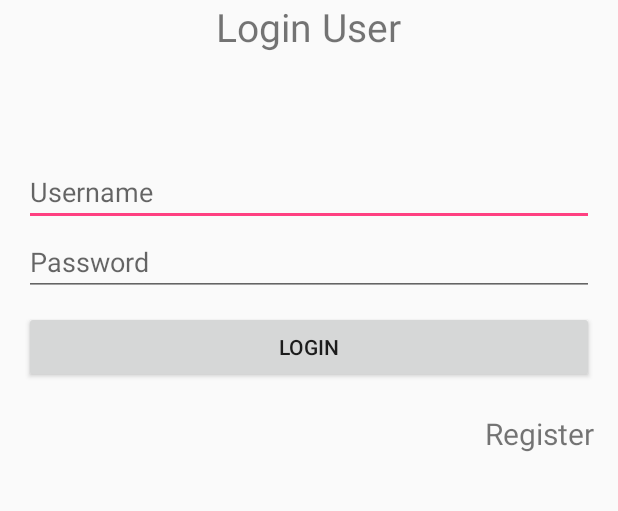
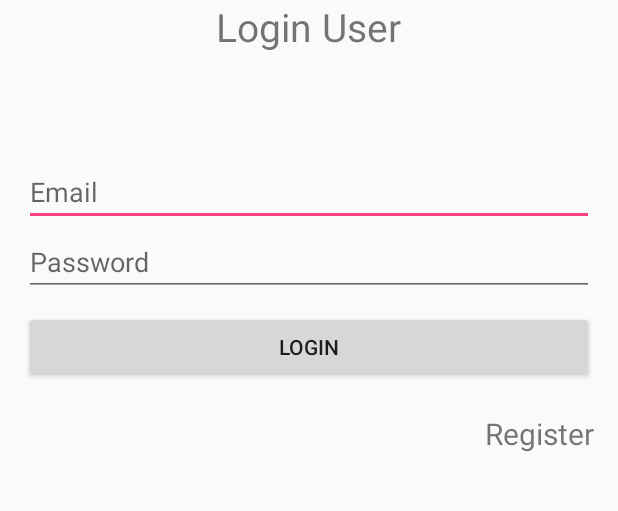
Before and after one commit to RaihanParl/HomeWork2, an Android app: the screen it shows after launch (LoginActivity), on a phone screen of 412 x 824 dp, the part 288-799 px from its top. Run offline under Robolectric (Android 15) with nearby library versions, the light colour scheme and no system bars; libraries missing offline, so code that uses them is left out: com.androidquery, com.androidquery.callback, com.rengwuxian.materialedittext; plain views replace MaterialEditText; 3 statements that could not run were skipped.

```diff
--- a/app/src/main/java/com/bidjidevelops/hd/Comment.java
+++ b/app/src/main/java/com/bidjidevelops/hd/Comment.java
@@ -182,7 +182,7 @@ public class Comment extends AppCompatActivity {
                             GsonBuilder builder = new GsonBuilder();
                             Gson gson = builder.create();
                             gsonComment = gson.fromJson(response, GsonComment.class);
-                            if (banyaka >= 10) {
+                            if (banyaka >= 3) {
                                 AdapterComment adapter = new AdapterComment(Comment.this, gsonComment.DataComment);
                                 rcComentSoalmore10.setAdapter(adapter);
                                 rcComentSoalmore10.setVisibility(View.VISIBLE);
--- a/app/src/main/java/com/bidjidevelops/hd/Helper.java
+++ b/app/src/main/java/com/bidjidevelops/hd/Helper.java
@@ -13,7 +13,7 @@ import java.util.regex.Pattern;
 
 public class Helper extends BaseApp {
     /*alamat utama, silahkan disesuaikan dgn ip sobat dan nama folder sobat*/
-    public static String BASE_URL = "http://192.168.1.17/hd/";
+    public static String BASE_URL = "http://192.168.1.11/hd/";
 //    public static String BASE_URL = "http://169.254.117.181/hd/";
 //    public static String BASE_URL = "http://31.220.55.37/muhammadfiqri/HD/";
     public static String BASE_IMGUS = BASE_URL+"uploads/";
--- a/app/src/main/java/com/bidjidevelops/hd/LoginActivity.java
+++ b/app/src/main/java/com/bidjidevelops/hd/LoginActivity.java
@@ -60,7 +60,7 @@ public class LoginActivity extends BaseApp {
 
         /*check kebaradan teks*/
         if (Helper.isEmpty(logtxtEmail)) {
-            logtxtEmail.setError("Email masih kosong");
+            logtxtEmail.setError("email masih kosong");
             logtxtEmail.requestFocus();
         } else if (Helper.isEmpty(logtxtPassword)) {
             logtxtPassword.setError("Password masih kosong");
--- a/app/src/main/java/com/bidjidevelops/hd/Myquestion.java
+++ b/app/src/main/java/com/bidjidevelops/hd/Myquestion.java
@@ -75,7 +75,7 @@ public class Myquestion extends Fragment {
         HashMap<String, String> user = sessionManager.getUserDetails();
         Semail = user.get(SessionManager.kunci_email);
         idUser = user.get(SessionManager.idusers);
-        Toast.makeText(getActivity(), idUser, Toast.LENGTH_SHORT).show();
+//        Toast.makeText(getActivity(), idUser, Toast.LENGTH_SHORT).show();
         data = new ArrayList<>();
         requestQueue = Volley.newRequestQueue(getActivity());
         Spassword = user.get(SessionManager.kunci_password);
--- a/app/src/main/java/com/bidjidevelops/hd/RegisterActivity.java
+++ b/app/src/main/java/com/bidjidevelops/hd/RegisterActivity.java
@@ -54,7 +54,7 @@ public class RegisterActivity  extends BaseApp {
         regtxtPassword2.setError(null);
         /*check keberadaan teks*/
         if (Helper.isEmpty(regtxtEmail)) {
-            regtxtEmail.setError("Email masih kosong");
+            regtxtEmail.setError("email masih kosong");
             regtxtEmail.requestFocus();
         } else if (Helper.isEmailValid(regtxtEmail)) {
             regtxtEmail.setError("Format email salah");
@@ -125,7 +125,7 @@ public class RegisterActivity  extends BaseApp {
                                 }
 
                             } catch (JSONException e) {
-                                Helper.pesan(context, "Error convert data json");
+                                Helper.pesan(context, "internet lambat");
                             }
                         }
                     }
--- a/app/src/main/res/layout/activity_comment.xml
+++ b/app/src/main/res/layout/activity_comment.xml
@@ -50,11 +50,11 @@
 
                     <TextView
                         android:id="@+id/txtTingkat"
-                        android:layout_width="match_parent"
+                        android:layout_width="wrap_content"
                         android:layout_height="wrap_content"
                         android:layout_below="@+id/txtUser"
-                        android:layout_alignParentRight="true"
-                        android:layout_alignParentEnd="true" />
+                        android:layout_toRightOf="@+id/imguser"
+                        android:layout_centerHorizontal="true" />
                     <TextView
                         android:layout_width="wrap_content"
                         android:layout_height="wrap_content"
--- a/app/src/main/res/layout/activity_login.xml
+++ b/app/src/main/res/layout/activity_login.xml
@@ -1,74 +1,78 @@
 <?xml version="1.0" encoding="utf-8"?>
 <ScrollView xmlns:android="http://schemas.android.com/apk/res/android"
+    xmlns:app="http://schemas.android.com/apk/res-auto"
     xmlns:tools="http://schemas.android.com/tools"
     android:layout_width="match_parent"
     android:layout_height="match_parent"
-    xmlns:app="http://schemas.android.com/apk/res-auto"
     android:paddingBottom="@dimen/activity_vertical_margin"
     android:paddingLeft="@dimen/activity_horizontal_margin"
     android:paddingRight="@dimen/activity_horizontal_margin"
-    android:paddingTop="@dimen/activity_vertical_margin"
-    >
+    android:paddingTop="@dimen/activity_vertical_margin">
+
     <RelativeLayout
         android:layout_width="match_parent"
         android:layout_height="match_parent">
+
         <ImageView
+            android:id="@+id/bglogo"
             android:layout_width="100dp"
             android:layout_height="100dp"
-        android:src="@drawable/logo"
             android:layout_centerHorizontal="true"
-        android:id="@+id/bglogo"
-        android:layout_marginTop="20dp"/>
+            android:layout_marginTop="20dp"
+            android:src="@drawable/logo" />
 
         <TextView
+            android:id="@+id/textView"
             android:layout_width="wrap_content"
             android:layout_height="wrap_content"
-        android:text="Login User"
-        android:textSize="26dp"
             android:layout_below="@id/bglogo"
             android:layout_centerHorizontal="true"
-        android:id="@+id/textView"/>
+            android:text="Login User"
+            android:textSize="26dp" />
 
         <com.rengwuxian.materialedittext.MaterialEditText
+            android:id="@+id/logtxtEmail"
             android:layout_width="match_parent"
             android:layout_height="wrap_content"
-        android:hint="Username"
+            android:layout_below="@id/textView"
+            android:layout_marginTop="70dp"
+            android:hint="Email"
             app:met_baseColor="#2e8ece"
-        app:met_primaryColor="#fc1e94"
             app:met_errorColor="#f22a37"
             app:met_floatingLabel="highlight"
-        android:layout_below="@id/textView"
-        android:layout_marginTop="70dp"
-        android:id="@+id/logtxtEmail"/>
+            app:met_iconLeft="@drawable/email"
+            app:met_primaryColor="#fc1e94" />
 
         <com.rengwuxian.materialedittext.MaterialEditText
+            android:id="@+id/logtxtPassword"
             android:layout_width="match_parent"
             android:layout_height="wrap_content"
+            android:layout_below="@id/logtxtEmail"
+            android:layout_marginTop="1dp"
             android:hint="Password"
+            android:inputType="textPassword"
             app:met_baseColor="#2e8ece"
-        app:met_primaryColor="#fc1e94"
             app:met_errorColor="#f22a37"
             app:met_floatingLabel="highlight"
-        android:layout_below="@id/logtxtEmail"
-        android:layout_marginTop="1dp"
-        android:id="@+id/logtxtPassword"/>
+            app:met_iconLeft="@drawable/password"
+            app:met_primaryColor="#fc1e94" />
 
         <Button
+            android:id="@+id/logbtnLogin"
             android:layout_width="match_parent"
             android:layout_height="wrap_content"
-        android:text="Login"
             android:layout_below="@id/logtxtPassword"
             android:layout_marginTop="10dp"
-        android:id="@+id/logbtnLogin"/>
+            android:text="Login" />
 
         <TextView
+            android:id="@+id/loglblRegister"
             android:layout_width="wrap_content"
             android:layout_height="wrap_content"
+            android:layout_alignParentRight="true"
             android:layout_below="@id/logbtnLogin"
+            android:layout_marginTop="20dp"
             android:text="Register"
-        android:layout_alignParentRight="true"
-        android:textSize="20sp"
-        android:layout_marginTop="20dp"
-        android:id="@+id/loglblRegister"/>
+            android:textSize="20sp" />
     </RelativeLayout>
 </ScrollView>
--- a/app/src/main/res/layout/list_timeline.xml
+++ b/app/src/main/res/layout/list_timeline.xml
@@ -78,7 +78,7 @@
                     android:id="@+id/img_content"
                     android:layout_width="match_parent"
                     android:layout_height="wrap_content"
-                    android:src="@mipmap/ic_launcher" />
+                    />
 
                 <LinearLayout
                     android:layout_width="match_parent"
@@ -91,7 +91,6 @@
             <LinearLayout
                 android:layout_width="match_parent"
                 android:layout_height="30dp"
-                android:background="#c2c2c2"
                 android:orientation="vertical">
 
                 <ImageView
@@ -100,7 +99,7 @@
                     android:layout_height="wrap_content"
                     android:layout_gravity="center|center_horizontal"
                     android:layout_marginTop="5dp"
-                    android:src="@drawable/ic_menu_camera" />
+                    android:src="@drawable/comment" />
 
             </LinearLayout>
 
```
Also changed, not shown: app/src/main/res/layout/activity_register.xml (+12 -6 lines), app/src/main/res/menu/activity_main_drawer.xml (+4 -4 lines), app/src/main/res/drawable/comment.png (added), app/src/main/res/drawable/email.png (added), app/src/main/res/drawable/password.png (added), app/src/main/res/drawable/quest_all.png (added), app/src/main/res/drawable/school.png (added), app/src/main/res/drawable/username.png (added). Lines whose indentation alone changed are shown as unchanged.
